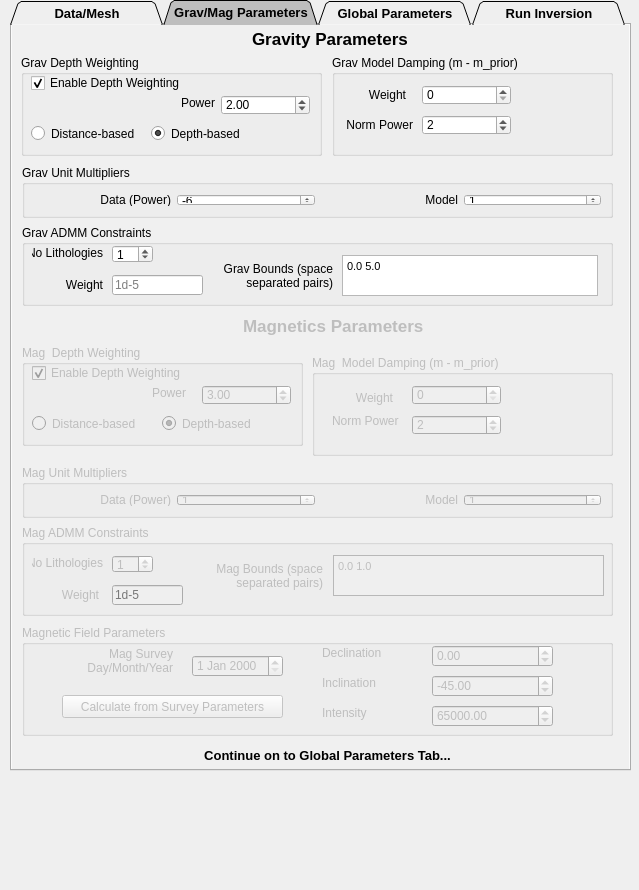
First picture: the form in Tomofast_x_dockwidget_base.ui, repository TOMOFAST/tomofast-x-q, before the edit.
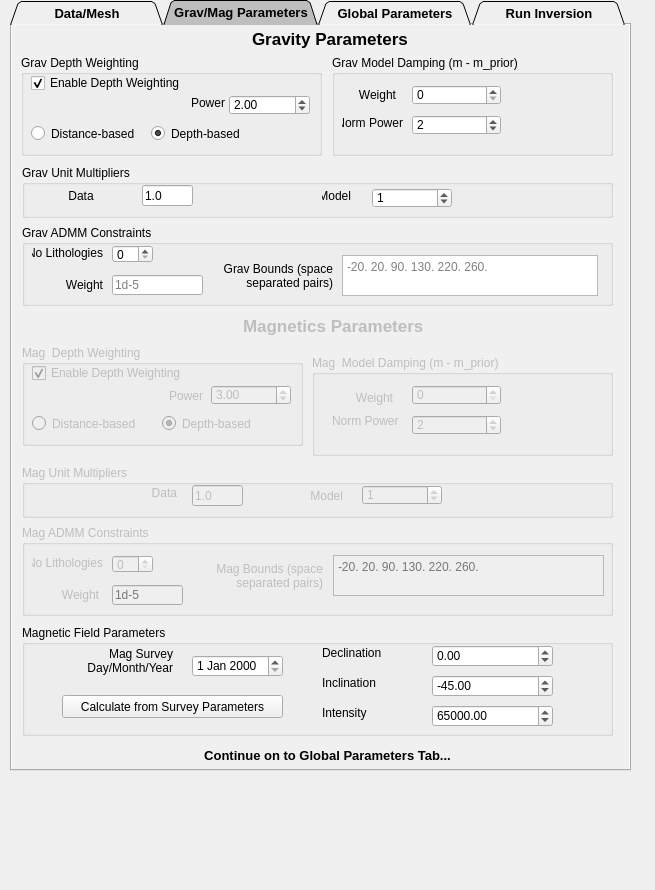
Second picture: the form after the edit. The open tabs and pages were chosen to show the change. Custom widgets are drawn as their Qt base class.

Diff of the .ui file:
```diff
--- a/Tomofast_x_dockwidget_base.ui
+++ b/Tomofast_x_dockwidget_base.ui
@@ -6,7 +6,7 @@
    <rect>
     <x>0</x>
     <y>0</y>
-    <width>639</width>
+    <width>655</width>
     <height>890</height>
    </rect>
   </property>
@@ -2069,32 +2069,50 @@
       <property name="title">
        <string>Grav Unit Multipliers</string>
       </property>
-      <layout class="QGridLayout" name="gridLayout_19">
-       <item row="0" column="2">
-        <widget class="QLabel" name="label_34">
-         <property name="text">
-          <string>Model</string>
-         </property>
-         <property name="alignment">
-          <set>Qt::AlignRight|Qt::AlignTrailing|Qt::AlignVCenter</set>
-         </property>
-        </widget>
-       </item>
-       <item row="0" column="0">
         <widget class="QLabel" name="label_31">
+       <property name="geometry">
+        <rect>
+         <x>10</x>
+         <y>23</y>
+         <width>65</width>
+         <height>16</height>
+        </rect>
+       </property>
          <property name="text">
-          <string>Data (Power)</string>
+        <string>Data </string>
          </property>
          <property name="alignment">
           <set>Qt::AlignRight|Qt::AlignTrailing|Qt::AlignVCenter</set>
          </property>
         </widget>
-       </item>
-       <item row="0" column="3">
+      <widget class="QLabel" name="label_34">
+       <property name="geometry">
+        <rect>
+         <x>300</x>
+         <y>23</y>
+         <width>29</width>
+         <height>16</height>
+        </rect>
+       </property>
+       <property name="text">
+        <string>Model</string>
+       </property>
+       <property name="alignment">
+        <set>Qt::AlignRight|Qt::AlignTrailing|Qt::AlignVCenter</set>
+       </property>
+      </widget>
         <widget class="QgsDoubleSpinBox" name="mQgsDoubleSpinBox_grav_model_multiplier">
          <property name="enabled">
           <bool>true</bool>
          </property>
+       <property name="geometry">
+        <rect>
+         <x>350</x>
+         <y>23</y>
+         <width>80</width>
+         <height>20</height>
+        </rect>
+       </property>
          <property name="decimals">
           <number>0</number>
          </property>
@@ -2108,30 +2126,22 @@
           <double>1.000000000000000</double>
          </property>
         </widget>
-       </item>
-       <item row="0" column="1">
-        <widget class="QgsDoubleSpinBox" name="mQgsDoubleSpinBox_grav_data_multiplier">
-         <property name="enabled">
-          <bool>true</bool>
-         </property>
-         <property name="decimals">
-          <number>0</number>
-         </property>
-         <property name="minimum">
-          <double>-10000.000000000000000</double>
-         </property>
-         <property name="maximum">
-          <double>10000.000000000000000</double>
-         </property>
-         <property name="singleStep">
-          <double>1.000000000000000</double>
-         </property>
-         <property name="value">
-          <double>-6.000000000000000</double>
-         </property>
-        </widget>
-       </item>
-      </layout>
+      <widget class="QLineEdit" name="lineEdit_grav_data_multiplier">
+       <property name="geometry">
+        <rect>
+         <x>120</x>
+         <y>20</y>
+         <width>51</width>
+         <height>21</height>
+        </rect>
+       </property>
+       <property name="text">
+        <string>1.0</string>
+       </property>
+       <property name="placeholderText">
+        <string>1d-5</string>
+       </property>
+      </widget>
      </widget>
      <widget class="QLabel" name="label_9">
       <property name="enabled">
@@ -2190,22 +2200,25 @@
       <widget class="QLabel" name="label_23">
        <property name="geometry">
         <rect>
-         <x>130</x>
+         <x>140</x>
          <y>40</y>
          <width>41</width>
-         <height>16</height>
+         <height>21</height>
         </rect>
        </property>
        <property name="text">
         <string>Power</string>
        </property>
+       <property name="alignment">
+        <set>Qt::AlignRight|Qt::AlignTrailing|Qt::AlignVCenter</set>
+       </property>
       </widget>
       <widget class="QgsDoubleSpinBox" name="mQgsDoubleSpinBox_mag_depth_weighting">
        <property name="geometry">
         <rect>
-         <x>180</x>
+         <x>189</x>
          <y>40</y>
-         <width>89</width>
+         <width>80</width>
          <height>20</height>
         </rect>
        </property>
@@ -2277,7 +2290,7 @@
       <widget class="QLabel" name="label_17">
        <property name="geometry">
         <rect>
-         <x>160</x>
+         <x>170</x>
          <y>40</y>
          <width>41</width>
          <height>16</height>
@@ -2290,9 +2303,9 @@
       <widget class="QgsDoubleSpinBox" name="mQgsDoubleSpinBox_grav_depth_weight_power">
        <property name="geometry">
         <rect>
-         <x>200</x>
+         <x>208</x>
          <y>40</y>
-         <width>89</width>
+         <width>81</width>
          <height>20</height>
         </rect>
        </property>
@@ -2353,7 +2366,7 @@
         <rect>
          <x>23</x>
          <y>30</y>
-         <width>51</width>
+         <width>41</width>
          <height>20</height>
         </rect>
        </property>
@@ -2370,7 +2383,7 @@
        </property>
        <property name="geometry">
         <rect>
-         <x>90</x>
+         <x>80</x>
          <y>30</y>
          <width>89</width>
          <height>20</height>
@@ -2392,10 +2405,10 @@
       <widget class="QLabel" name="label_66">
        <property name="geometry">
         <rect>
-         <x>0</x>
+         <x>10</x>
          <y>60</y>
-         <width>81</width>
-         <height>20</height>
+         <width>61</width>
+         <height>16</height>
         </rect>
        </property>
        <property name="text">
@@ -2411,7 +2424,7 @@
        </property>
        <property name="geometry">
         <rect>
-         <x>90</x>
+         <x>80</x>
          <y>60</y>
          <width>89</width>
          <height>20</height>
@@ -2446,41 +2459,31 @@
       <property name="title">
        <string>Mag Unit Multipliers</string>
       </property>
-      <layout class="QGridLayout" name="gridLayout_24">
-       <item row="0" column="0">
         <widget class="QLabel" name="label_35">
+       <property name="geometry">
+        <rect>
+         <x>90</x>
+         <y>20</y>
+         <width>65</width>
+         <height>16</height>
+        </rect>
+       </property>
          <property name="text">
-          <string>Data (Power)</string>
+        <string>Data</string>
          </property>
          <property name="alignment">
           <set>Qt::AlignRight|Qt::AlignTrailing|Qt::AlignVCenter</set>
          </property>
         </widget>
-       </item>
-       <item row="0" column="1">
-        <widget class="QgsDoubleSpinBox" name="mQgsDoubleSpinBox_magn_data_multiplier">
-         <property name="enabled">
-          <bool>false</bool>
-         </property>
-         <property name="decimals">
-          <number>0</number>
-         </property>
-         <property name="minimum">
-          <double>-10000.000000000000000</double>
-         </property>
-         <property name="maximum">
-          <double>10000.000000000000000</double>
-         </property>
-         <property name="singleStep">
-          <double>1.000000000000000</double>
-         </property>
-         <property name="value">
-          <double>1.000000000000000</double>
-         </property>
-        </widget>
-       </item>
-       <item row="0" column="2">
         <widget class="QLabel" name="label_37">
+       <property name="geometry">
+        <rect>
+         <x>280</x>
+         <y>20</y>
+         <width>41</width>
+         <height>21</height>
+        </rect>
+       </property>
          <property name="text">
           <string>Model</string>
          </property>
@@ -2488,12 +2491,18 @@
           <set>Qt::AlignRight|Qt::AlignTrailing|Qt::AlignVCenter</set>
          </property>
         </widget>
-       </item>
-       <item row="0" column="3">
         <widget class="QgsDoubleSpinBox" name="mQgsDoubleSpinBox_magn_model_multiplier">
          <property name="enabled">
           <bool>false</bool>
          </property>
+       <property name="geometry">
+        <rect>
+         <x>340</x>
+         <y>20</y>
+         <width>80</width>
+         <height>20</height>
+        </rect>
+       </property>
          <property name="decimals">
           <number>0</number>
          </property>
@@ -2507,8 +2516,22 @@
           <double>1.000000000000000</double>
          </property>
         </widget>
-       </item>
-      </layout>
+      <widget class="QLineEdit" name="lineEdit_magn_data_multiplier">
+       <property name="geometry">
+        <rect>
+         <x>170</x>
+         <y>20</y>
+         <width>51</width>
+         <height>21</height>
+        </rect>
+       </property>
+       <property name="text">
+        <string>1.0</string>
+       </property>
+       <property name="placeholderText">
+        <string>1d-5</string>
+       </property>
+      </widget>
      </widget>
      <widget class="QGroupBox" name="groupBox_35">
       <property name="enabled">
@@ -2538,8 +2561,8 @@
         <string>&lt;!DOCTYPE HTML PUBLIC &quot;-//W3C//DTD HTML 4.0//EN&quot; &quot;http://www.w3.org/TR/REC-html40/strict.dtd&quot;&gt;
 &lt;html&gt;&lt;head&gt;&lt;meta name=&quot;qrichtext&quot; content=&quot;1&quot; /&gt;&lt;style type=&quot;text/css&quot;&gt;
 p, li { white-space: pre-wrap; }
-&lt;/style&gt;&lt;/head&gt;&lt;body style=&quot; font-family:'.AppleSystemUIFont'; font-size:13pt; font-weight:400; font-style:normal;&quot;&gt;
-&lt;p style=&quot; margin-top:0px; margin-bottom:0px; margin-left:0px; margin-right:0px; -qt-block-indent:0; text-indent:0px;&quot;&gt;&lt;span style=&quot; font-family:'MS Shell Dlg 2'; font-size:8.25pt;&quot;&gt;0.0 1.0&lt;/span&gt;&lt;/p&gt;&lt;/body&gt;&lt;/html&gt;</string>
+&lt;/style&gt;&lt;/head&gt;&lt;body style=&quot; font-family:'MS Shell Dlg 2'; font-size:8.25pt; font-weight:400; font-style:normal;&quot;&gt;
+&lt;p style=&quot;-qt-paragraph-type:empty; margin-top:0px; margin-bottom:0px; margin-left:0px; margin-right:0px; -qt-block-indent:0; text-indent:0px;&quot;&gt;&lt;br /&gt;&lt;/p&gt;&lt;/body&gt;&lt;/html&gt;</string>
        </property>
        <property name="placeholderText">
         <string>-20. 20. 90. 130. 220. 260.</string>
@@ -2623,7 +2646,7 @@
         <number>100</number>
        </property>
        <property name="value">
-        <number>1</number>
+        <number>0</number>
        </property>
       </widget>
      </widget>
@@ -2659,25 +2682,6 @@
         <set>Qt::AlignRight|Qt::AlignTrailing|Qt::AlignVCenter</set>
        </property>
       </widget>
-      <widget class="QSpinBox" name="spinBox_grav_number_ADMM_litho">
-       <property name="enabled">
-        <bool>true</bool>
-       </property>
-       <property name="geometry">
-        <rect>
-         <x>90</x>
-         <y>20</y>
-         <width>41</width>
-         <height>18</height>
-        </rect>
-       </property>
-       <property name="maximum">
-        <number>100</number>
-       </property>
-       <property name="value">
-        <number>1</number>
-       </property>
-      </widget>
       <widget class="QTextEdit" name="textEdit_grav_ADMM_bounds">
        <property name="geometry">
         <rect>
@@ -2691,13 +2695,32 @@
         <string>&lt;!DOCTYPE HTML PUBLIC &quot;-//W3C//DTD HTML 4.0//EN&quot; &quot;http://www.w3.org/TR/REC-html40/strict.dtd&quot;&gt;
 &lt;html&gt;&lt;head&gt;&lt;meta name=&quot;qrichtext&quot; content=&quot;1&quot; /&gt;&lt;style type=&quot;text/css&quot;&gt;
 p, li { white-space: pre-wrap; }
-&lt;/style&gt;&lt;/head&gt;&lt;body style=&quot; font-family:'.AppleSystemUIFont'; font-size:13pt; font-weight:400; font-style:normal;&quot;&gt;
-&lt;p style=&quot; margin-top:0px; margin-bottom:0px; margin-left:0px; margin-right:0px; -qt-block-indent:0; text-indent:0px;&quot;&gt;&lt;span style=&quot; font-family:'MS Shell Dlg 2'; font-size:8.25pt;&quot;&gt;0.0 5.0&lt;/span&gt;&lt;/p&gt;&lt;/body&gt;&lt;/html&gt;</string>
+&lt;/style&gt;&lt;/head&gt;&lt;body style=&quot; font-family:'MS Shell Dlg 2'; font-size:8.25pt; font-weight:400; font-style:normal;&quot;&gt;
+&lt;p style=&quot;-qt-paragraph-type:empty; margin-top:0px; margin-bottom:0px; margin-left:0px; margin-right:0px; -qt-block-indent:0; text-indent:0px;&quot;&gt;&lt;br /&gt;&lt;/p&gt;&lt;/body&gt;&lt;/html&gt;</string>
        </property>
        <property name="placeholderText">
         <string>-20. 20. 90. 130. 220. 260.</string>
        </property>
       </widget>
+      <widget class="QSpinBox" name="spinBox_grav_number_ADMM_litho">
+       <property name="enabled">
+        <bool>true</bool>
+       </property>
+       <property name="geometry">
+        <rect>
+         <x>90</x>
+         <y>20</y>
+         <width>41</width>
+         <height>18</height>
+        </rect>
+       </property>
+       <property name="maximum">
+        <number>100</number>
+       </property>
+       <property name="value">
+        <number>0</number>
+       </property>
+      </widget>
       <widget class="QLabel" name="label_74">
        <property name="geometry">
         <rect>
@@ -2769,7 +2792,7 @@
      </widget>
      <widget class="QGroupBox" name="groupBox_12">
       <property name="enabled">
-       <bool>false</bool>
+       <bool>true</bool>
       </property>
       <property name="geometry">
        <rect>
@@ -2784,7 +2807,7 @@
       </property>
       <widget class="QDoubleSpinBox" name="doubleSpinBox_mag_dec">
        <property name="enabled">
-        <bool>false</bool>
+        <bool>true</bool>
        </property>
        <property name="geometry">
         <rect>
@@ -2803,7 +2826,7 @@
       </widget>
       <widget class="QDoubleSpinBox" name="doubleSpinBox_mag_inc">
        <property name="enabled">
-        <bool>false</bool>
+        <bool>true</bool>
        </property>
        <property name="geometry">
         <rect>
@@ -2825,7 +2848,7 @@
       </widget>
       <widget class="QDoubleSpinBox" name="doubleSpinBox_mag_int">
        <property name="enabled">
-        <bool>false</bool>
+        <bool>true</bool>
        </property>
        <property name="geometry">
         <rect>
@@ -2883,7 +2906,7 @@
       </widget>
       <widget class="QPushButton" name="pushButton_calc_IGRF">
        <property name="enabled">
-        <bool>false</bool>
+        <bool>true</bool>
        </property>
        <property name="geometry">
         <rect>
```
Left out of the diff: 184 changed lines with no effect on the pictures. Lines whose indentation alone changed are shown as unchanged.
